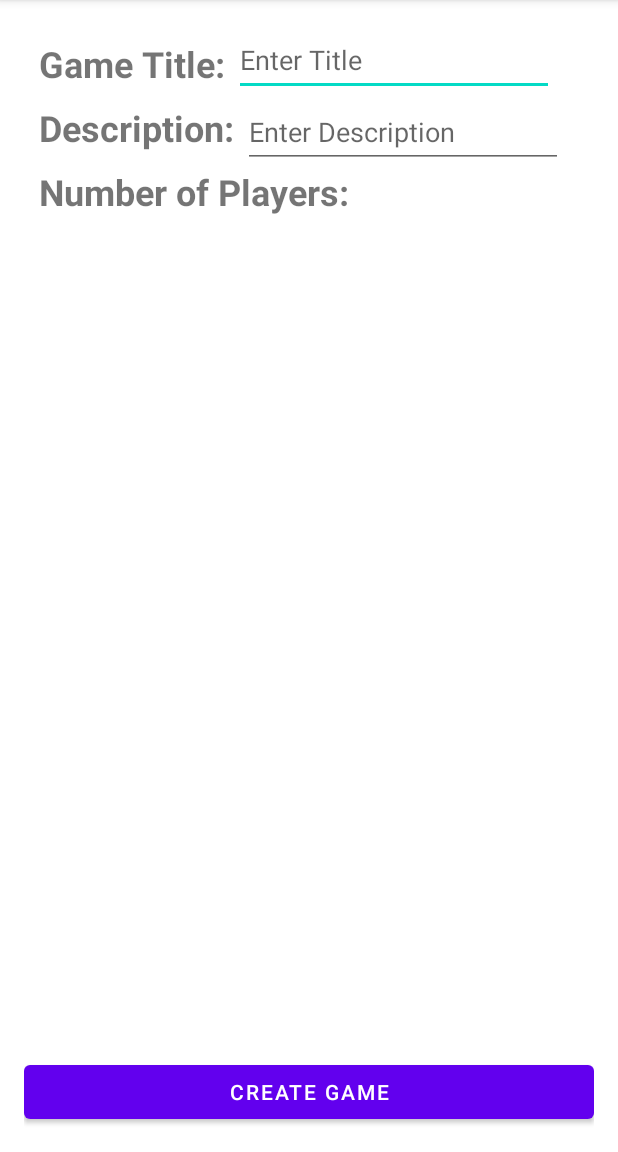
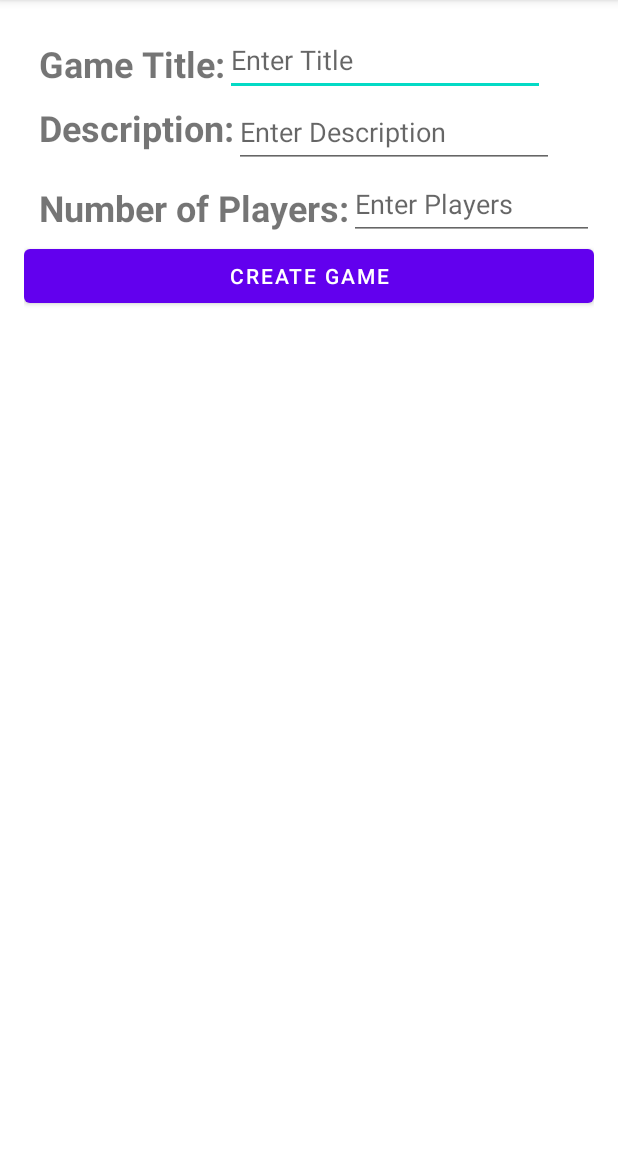
Before and after one commit to SaltyPineapple/Scorebook, an Android app: the NewGameActivity screen opened directly, with no data from a screen before it, on a phone screen of 412 x 824 dp, the part 84-1236 px from its top. Run offline under Robolectric (Android 15) with nearby library versions, the phone set to English and light mode, and no system bars.

Commit message:
Added Player Count to cards

```diff
--- a/app/src/main/java/com/example/scorebook/GameAdapter.java
+++ b/app/src/main/java/com/example/scorebook/GameAdapter.java
@@ -49,12 +49,16 @@ public class GameAdapter extends RecyclerView.Adapter<GameAdapter.ViewHolder>{
         private TextView mGameTitle;
         private TextView mGameDesc;
         private ImageView mGameImage;
+        private TextView mGamePlayers;
+
+        private String players = mContext.getString(R.string.playersCardView);
 
         ViewHolder(View itemView){
             super(itemView);
             mGameTitle = itemView.findViewById(R.id.card_title);
             mGameDesc = itemView.findViewById(R.id.card_desc);
             mGameImage = itemView.findViewById(R.id.card_image);
+            mGamePlayers = itemView.findViewById(R.id.card_players);
 
             itemView.setOnClickListener(this);
         }
@@ -62,6 +66,7 @@ public class GameAdapter extends RecyclerView.Adapter<GameAdapter.ViewHolder>{
         void bindTo(CardGame currentGame){
             mGameTitle.setText(currentGame.getTitle());
             mGameDesc.setText(currentGame.getDesc());
+            mGamePlayers.setText(players + currentGame.getPlayers());
             Glide.with(mContext).load(currentGame.getImageResource()).into(mGameImage);
         }
 
--- a/app/src/main/java/com/example/scorebook/MainActivity.java
+++ b/app/src/main/java/com/example/scorebook/MainActivity.java
@@ -71,11 +71,13 @@ public class MainActivity extends AppCompatActivity {
             if(resultCode == RESULT_OK){
                 String newGameTitle = data.getStringExtra(NewGameActivity.Extra_GameTitle);
                 String newGameDesc = data.getStringExtra(NewGameActivity.Extra_GameDesc);
+                String playerString = data.getStringExtra(NewGameActivity.Extra_GamePlayers);
+                int players = Integer.parseInt(playerString);
 
                 TypedArray gameImageResource = getResources().obtainTypedArray(R.array.game_images);
                 Random rand = new Random();
 
-                mGames.add(new CardGame(newGameTitle, newGameDesc, 4, gameImageResource.getResourceId(rand.nextInt(10), 0)));
+                mGames.add(new CardGame(newGameTitle, newGameDesc, players, gameImageResource.getResourceId(rand.nextInt(10), 0)));
                 gameImageResource.recycle();
 
                 mAdapter.notifyDataSetChanged();
--- a/app/src/main/java/com/example/scorebook/NewGameActivity.java
+++ b/app/src/main/java/com/example/scorebook/NewGameActivity.java
@@ -11,9 +11,11 @@ public class NewGameActivity extends AppCompatActivity {
 
     public static final String Extra_GameTitle = "NewGameActivity.Extra_GameTitle";
     public static final String Extra_GameDesc = "NewGameActivity.Extra_GameDesc";
+    public static final String Extra_GamePlayers = "NewGameActivity.Extra_GamePlayers";
 
-    public EditText et_newGame_title;
-    public EditText et_newGame_desc;
+    public EditText mTitle;
+    public EditText mDesc;
+    public EditText mPlayers;
 
 
     @Override
@@ -21,20 +23,24 @@ public class NewGameActivity extends AppCompatActivity {
         super.onCreate(savedInstanceState);
         setContentView(R.layout.activity_new_game);
 
-        et_newGame_title = findViewById(R.id.et_newGame_gameTitle);
-        et_newGame_desc = findViewById(R.id.et_newGame_gameDesc);
+        mTitle = findViewById(R.id.et_newGame_gameTitle);
+        mDesc = findViewById(R.id.et_newGame_gameDesc);
+        mPlayers = findViewById(R.id.et_newGame_Players);
 
 
 
     }
 
     public void createGame(View view){
-        String title = et_newGame_title.getText().toString();
-        String desc = et_newGame_desc.getText().toString();
+        String title = mTitle.getText().toString();
+        String desc = mDesc.getText().toString();
+        String players = mPlayers.getText().toString();
+
 
         Intent createGameIntent = new Intent();
         createGameIntent.putExtra(Extra_GameTitle, title);
         createGameIntent.putExtra(Extra_GameDesc, desc);
+        createGameIntent.putExtra(Extra_GamePlayers, players);
         setResult(RESULT_OK, createGameIntent);
         finish();
 
--- a/app/src/main/res/layout/activity_new_game.xml
+++ b/app/src/main/res/layout/activity_new_game.xml
@@ -14,7 +14,7 @@
         android:layout_height="wrap_content"
         app:layout_constraintTop_toTopOf="parent"
         app:layout_constraintStart_toStartOf="parent"
-        android:text="Game Title: "
+        android:text="@string/game_title"
         style="@style/NewGameWords"
         />
 
@@ -23,7 +23,7 @@
         android:layout_width="wrap_content"
         android:layout_height="wrap_content"
         android:ems="10"
-        android:hint="Enter Title"
+        android:hint="@string/enter_titleHint"
         android:minHeight="48dp"
         app:layout_constraintStart_toEndOf="@+id/tv_newGame_gameTitle"
         app:layout_constraintTop_toTopOf="parent" />
@@ -35,7 +35,7 @@
         app:layout_constraintStart_toStartOf="parent"
         app:layout_constraintTop_toBottomOf="@+id/tv_newGame_gameTitle"
         style="@style/NewGameWords"
-        android:text="Description: "
+        android:text="@string/description"
         />
 
     <MultiAutoCompleteTextView
@@ -43,29 +43,37 @@
         android:layout_width="wrap_content"
         android:layout_height="wrap_content"
         android:ems="10"
-        android:hint="Enter Description"
+        android:hint="@string/enter_descriptionHint"
         android:inputType="textMultiLine"
         android:minHeight="48dp"
         app:layout_constraintStart_toEndOf="@+id/tv_newGame_gameDesc"
         app:layout_constraintTop_toBottomOf="@+id/et_newGame_gameTitle" />
 
+
     <TextView
         android:id="@+id/tv_newGame_Players"
+        style="@style/NewGameWords"
         android:layout_width="wrap_content"
         android:layout_height="wrap_content"
+        android:layout_marginStart="24dp"
+        android:layout_marginTop="16dp"
+        android:text="@string/number_of_players"
         app:layout_constraintStart_toStartOf="parent"
-        app:layout_constraintTop_toBottomOf="@+id/tv_newGame_gameDesc"
-        style="@style/NewGameWords"
-        android:text="Number of Players: "
+        app:layout_constraintTop_toBottomOf="@+id/et_newGame_gameDesc" />
+
+    <EditText
+        android:id="@+id/et_newGame_Players"
+        android:layout_width="0dp"
+        android:layout_height="wrap_content"
+        app:layout_constraintEnd_toEndOf="parent"
+        app:layout_constraintStart_toEndOf="@+id/tv_newGame_Players"
+        app:layout_constraintTop_toBottomOf="@id/et_newGame_gameDesc"
+
+        android:minHeight="48dp"
+        android:inputType="number"
+
+        android:hint="@string/enter_playersHint"
         />
-
-<!--    <NumberPicker-->
-<!--        android:layout_width="wrap_content"-->
-<!--        android:layout_height="wrap_content"-->
-<!--        app:layout_constraintStart_toEndOf="@+id/tv_newGame_Players"-->
-<!--        app:layout_constraintTop_toBottomOf="@+id/et_newGame_gameDesc"-->
-<!--        -->
-<!--        />-->
 
 
     <Button
@@ -73,9 +81,9 @@
         android:layout_height="wrap_content"
         app:layout_constraintStart_toStartOf="parent"
         app:layout_constraintEnd_toEndOf="parent"
-        app:layout_constraintBottom_toBottomOf="parent"
+        app:layout_constraintTop_toBottomOf="@id/et_newGame_Players"
 
-        android:text="Create Game"
+        android:text="@string/create_game"
         android:onClick="createGame"
         />
 
--- a/app/src/main/res/values/strings.xml
+++ b/app/src/main/res/values/strings.xml
@@ -1,6 +1,16 @@
 <resources>
     <string name="app_name">Scorebook</string>
     <string name="new_game">New Game</string>
+    <string name="titleCardView">Title</string>
+    <string name="game_descriptionCardView">Game Description</string>
+    <string name="playersCardView">Players: </string>
+    <string name="enter_playersHint">Enter Players</string>
+    <string name="number_of_players">Number of Players:</string>
+    <string name="enter_descriptionHint">Enter Description</string>
+    <string name="description">Description:</string>
+    <string name="enter_titleHint">Enter Title</string>
+    <string name="create_game">Create Game</string>
+    <string name="game_title">Game Title:</string>
     <array name="game_images">
         <item>@drawable/img_baseball</item>
         <item>@drawable/img_badminton</item>
```
Also changed, not shown: app/src/main/res/layout/list_item.xml (+13 -2 lines).
